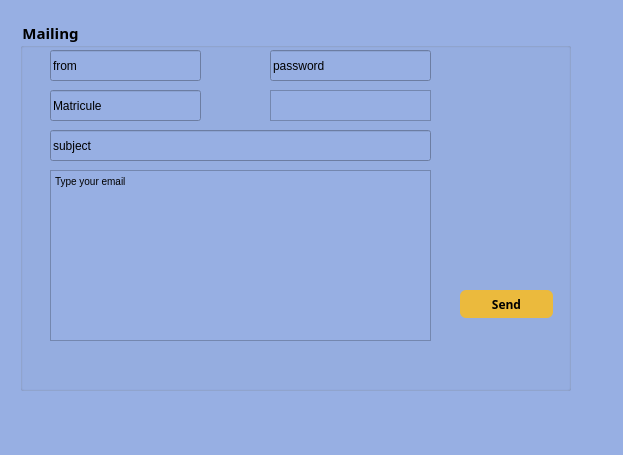
ajroudamira/Smart-radio-2A21, file dialog.ui: the form before one commit.
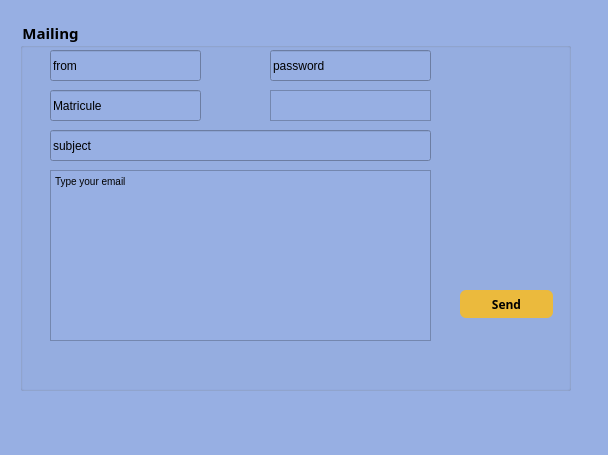
The form after the commit.

```diff
--- a/dialog.ui
+++ b/dialog.ui
@@ -6,7 +6,7 @@
    <rect>
     <x>0</x>
     <y>0</y>
-    <width>623</width>
+    <width>608</width>
     <height>455</height>
    </rect>
   </property>
```
Left out of the diff: 2 changed lines with no effect on the pictures.
